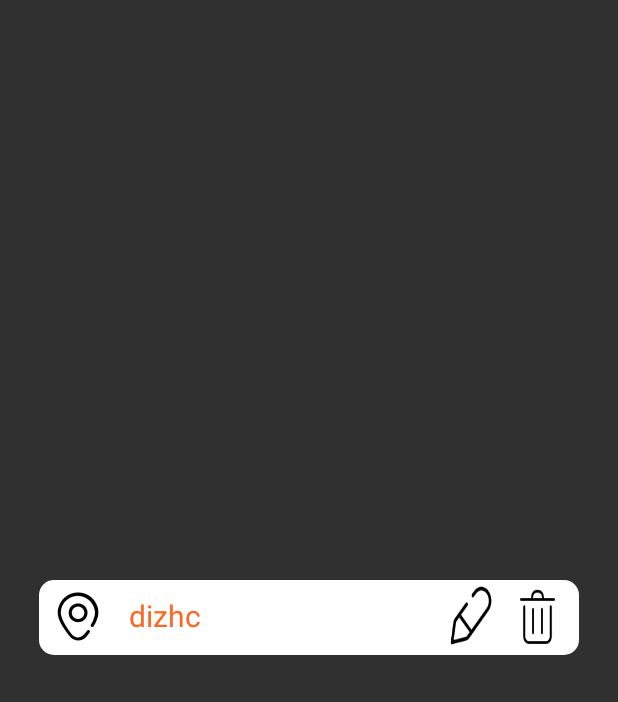
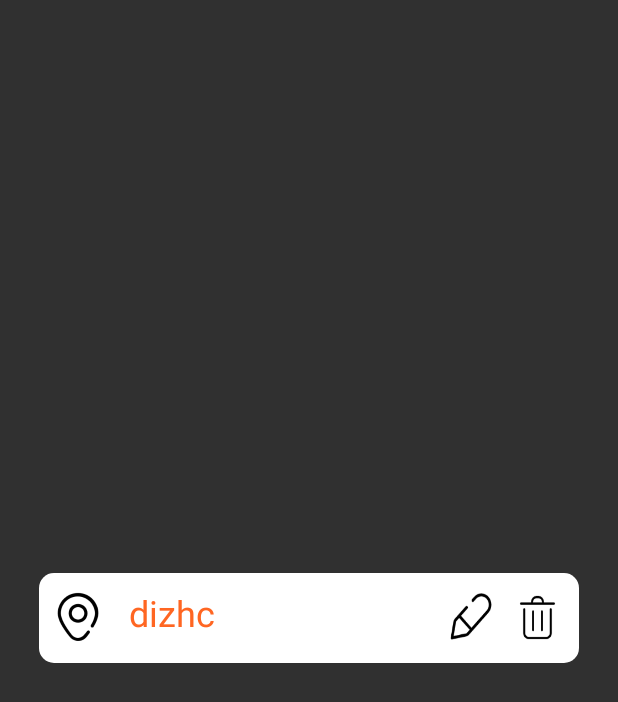
Before and after one commit to Rowling7/my_repository, an Android app: the layout address_list_item.xml on its own in the app's theme, with its tools: preview values and no code run, on a phone screen of 412 x 824 dp. Shown: the top 702 px of the screen. Run offline under Robolectric (Android 15) with nearby library versions, the phone set to English and light mode, and no system bars.

Commit message:
1.修改了部分样式 2.保留版本 3.用户详情页     |未填坑

```diff
--- a/app/src/main/java/com/example/administrator/shopping/AddressActivity.java
+++ b/app/src/main/java/com/example/administrator/shopping/AddressActivity.java
@@ -1,5 +1,6 @@
 package com.example.administrator.shopping;
 
+import android.annotation.SuppressLint;
 import android.app.AlertDialog;
 import android.content.DialogInterface;
 import android.content.Intent;
@@ -48,6 +49,7 @@ public class AddressActivity extends AppCompatActivity implements View.OnClickLi
     private Handler mainHandler;     // 主线程
 
 
+    @SuppressLint("WrongViewCast")
     @Override
     protected void onCreate(Bundle savedInstanceState) {
         super.onCreate(savedInstanceState);
--- a/app/src/main/res/layout/activity_login.xml
+++ b/app/src/main/res/layout/activity_login.xml
@@ -71,9 +71,9 @@
             android:layout_height="wrap_content"
             android:layout_gravity="left"
             android:layout_marginTop="20dp"
+            android:textSize="20sp"
             android:background="@color/colorPurple"
-
-            android:text="登录" />
+            android:text="登     录" />
 
         <TextView
             android:id="@+id/tv_register"
--- a/app/src/main/res/layout/address_list_item.xml
+++ b/app/src/main/res/layout/address_list_item.xml
@@ -8,7 +8,7 @@
     <RelativeLayout
         android:id="@+id/rl_address"
         android:layout_width="match_parent"
-        android:layout_height="wrap_content"
+        android:layout_height="60dp"
         android:layout_centerVertical="true"
         android:layout_marginLeft="10dp"
         android:layout_marginRight="10dp"
@@ -18,7 +18,7 @@
 
         <ImageView
             android:layout_width="50dp"
-            android:layout_height="50dp"
+            android:layout_height="60dp"
             android:src="@mipmap/address" />
 
         <TextView
@@ -31,7 +31,7 @@
             android:singleLine="true"
             android:text="dizhc "
             android:textColor="#FF62"
-            android:textSize="20sp" />
+            android:textSize="24sp" />
 
 
         //删除地址
@@ -39,10 +39,11 @@
         <Button
             android:id="@+id/iv_delAddress"
             android:layout_width="35dp"
-            android:layout_height="50dp"
+            android:layout_height="40dp"
             android:layout_alignParentRight="true"
             android:layout_gravity="center"
             android:layout_marginLeft="10dp"
+            android:layout_marginTop="10dp"
             android:layout_marginRight="10dp"
             android:background="@mipmap/delete" />
 
@@ -51,8 +52,8 @@
         <ImageView
             android:id="@+id/iv_editAddress"
             android:layout_width="35dp"
-            android:layout_height="50dp"
-            android:layout_gravity="center"
+            android:layout_height="40dp"
+            android:layout_marginTop="10dp"
             android:layout_toLeftOf="@id/iv_delAddress"
             android:background="@mipmap/change" />
 
```
Also changed, not shown: app/src/main/res/drawable/shape_corner_purple.xml (added, +12 -0 lines), app/src/main/res/layout/activity_address.xml (+2 -6 lines).
